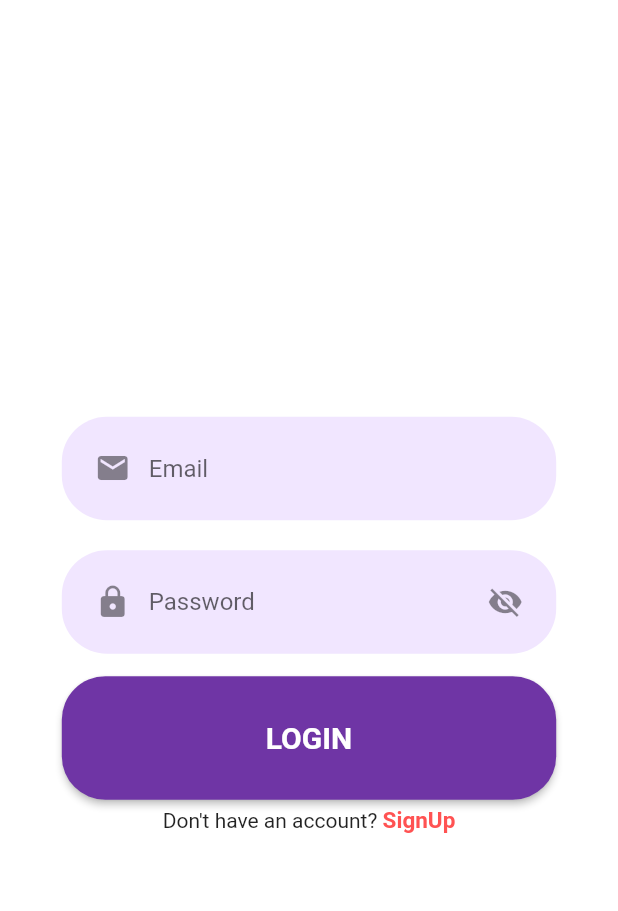
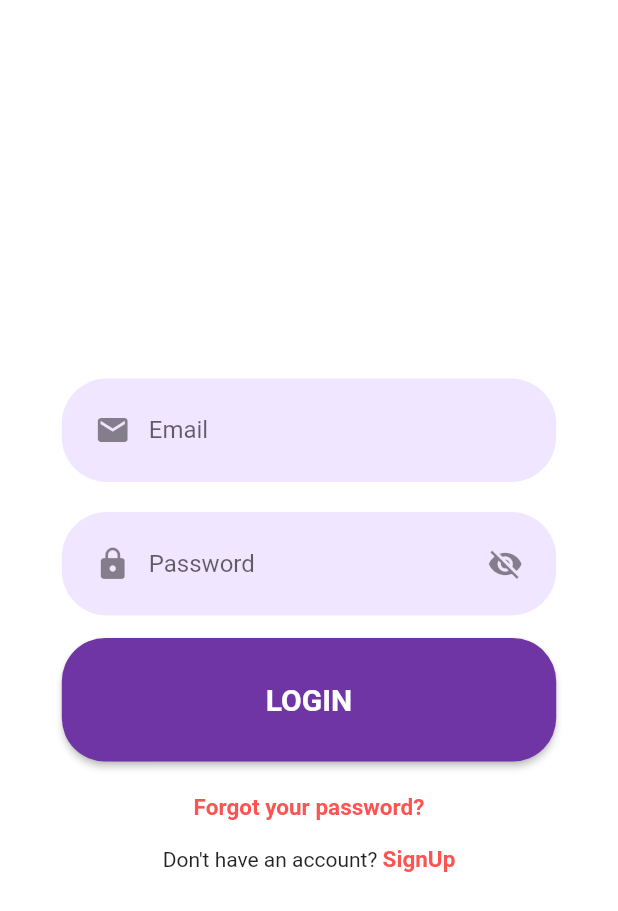
Before and after one commit to Sarthak-Singhania/ISC, a Flutter app: the screen it shows after launch, after a tap on "LOGIN", on a phone screen of 412 x 824 dp. Shown: the top 911 px of the screen. Run offline on Flutter 3.47's test engine with Material 2 defaults, Android fonts, the phone set to English and light mode, and no system bars; our stand-ins replace cloud_firestore, firebase_auth, firebase_core, flutter_custom_clippers, flutter_switch, fluttertoast and 2 more; accounts and stored records are empty.

Commit message:
Added reseting your password feature

```diff
--- a/app/lib/screens/login_screen.dart
+++ b/app/lib/screens/login_screen.dart
@@ -56,11 +56,13 @@ class _LoginScreenState extends State<LoginScreen> {
                   if (userVerified)
                     {
                       Fluttertoast.showToast(msg: "Login Successful"),
-                      Navigator.pushReplacementNamed(context, AppRoutes.eventScreen)
+                      Navigator.pushReplacementNamed(
+                          context, AppRoutes.eventScreen)
                     }
                   else
                     {
-                    Navigator.pushReplacementNamed(context,AppRoutes.emailVerification )
+                      Navigator.pushReplacementNamed(
+                          context, AppRoutes.emailVerification)
                     }
                 });
       } on FirebaseAuthException catch (error) {
@@ -202,6 +204,43 @@ class _LoginScreenState extends State<LoginScreen> {
                       func: () {
                         signIn(emailController.text, passwordController.text);
                       }),
+                  SizedBox(
+                    height: size.height * 0.02,
+                  ),
+                  Row(
+                    mainAxisAlignment: MainAxisAlignment.center,
+                    children: <Widget>[
+                      GestureDetector(
+                        onTap: () async {
+                          if (emailController.text.isEmpty) {
+                            Fluttertoast.showToast(
+                                msg: "Please enter your email id");
+                          } else {
+                            try {
+                              await _auth.sendPasswordResetEmail(
+                                  email: emailController.text);
+                              Fluttertoast.showToast(
+                                  msg:
+                                      "Passsword reset link has been sent to ${emailController.text}",
+                                  toastLength: Toast.LENGTH_LONG);
+                            } catch (e) {
+                              print(e);
+                            }
+                          }
+                        },
+                        child: Text(
+                          "Forgot your password?",
+                          style: TextStyle(
+                              color: Colors.redAccent,
+                              fontWeight: FontWeight.bold,
+                              fontSize: 15),
+                        ),
+                      )
+                    ],
+                  ),
+                  SizedBox(
+                    height: size.height * 0.02,
+                  ),
                   Row(
                     mainAxisAlignment: MainAxisAlignment.center,
                     children: <Widget>[
--- a/app/lib/screens/registration.dart
+++ b/app/lib/screens/registration.dart
@@ -118,6 +118,8 @@ class _RegistrationScreenState extends State<RegistrationScreen> {
                             .hasMatch(value)) {
                           return ("Please Enter a valid email");
                         }
+                       if(!RegExp("\b*@snu\.edu.in\$",caseSensitive: false).hasMatch(value))
+                        {return ("Please enter your SNU email id");}
                         return null;
                       },
                       onSaved: (value) {
```
